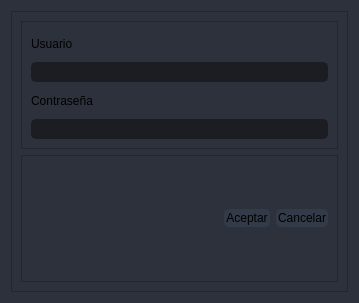
This is visuals/ui_login.ui in dariolggomez/HEATS-BOARD as Qt 5 draws it before an edit. The edited form follows.
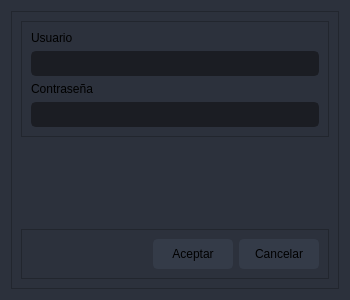
This is the edited form. Icons and pictures are not drawn.

Commit message: updated main and ui login

Patch:
```diff
--- a/visuals/ui_login.ui
+++ b/visuals/ui_login.ui
@@ -6,14 +6,20 @@
    <rect>
     <x>0</x>
     <y>0</y>
-    <width>359</width>
-    <height>303</height>
+    <width>350</width>
+    <height>300</height>
    </rect>
   </property>
   <property name="minimumSize">
    <size>
-    <width>300</width>
-    <height>250</height>
+    <width>350</width>
+    <height>300</height>
+   </size>
+  </property>
+  <property name="maximumSize">
+   <size>
+    <width>400</width>
+    <height>350</height>
    </size>
   </property>
   <property name="windowTitle">
@@ -258,6 +264,11 @@
         <layout class="QVBoxLayout" name="verticalLayout_2">
          <item>
           <widget class="QLabel" name="label_user">
+           <property name="font">
+            <font>
+             <pointsize>9</pointsize>
+            </font>
+           </property>
            <property name="text">
             <string>Usuario</string>
            </property>
@@ -265,6 +276,23 @@
          </item>
          <item>
           <widget class="QLineEdit" name="user_lineEdit">
+           <property name="minimumSize">
+            <size>
+             <width>0</width>
+             <height>25</height>
+            </size>
+           </property>
+           <property name="maximumSize">
+            <size>
+             <width>16777215</width>
+             <height>25</height>
+            </size>
+           </property>
+           <property name="font">
+            <font>
+             <pointsize>9</pointsize>
+            </font>
+           </property>
            <property name="styleSheet">
             <string notr="true">QLineEdit {
 	background-color: rgb(27, 29, 35);
@@ -283,6 +311,11 @@
          </item>
          <item>
           <widget class="QLabel" name="label_password">
+           <property name="font">
+            <font>
+             <pointsize>9</pointsize>
+            </font>
+           </property>
            <property name="text">
             <string>Contraseña</string>
            </property>
@@ -290,6 +323,23 @@
          </item>
          <item>
           <widget class="QLineEdit" name="password_lineEdit">
+           <property name="minimumSize">
+            <size>
+             <width>0</width>
+             <height>25</height>
+            </size>
+           </property>
+           <property name="maximumSize">
+            <size>
+             <width>16777215</width>
+             <height>25</height>
+            </size>
+           </property>
+           <property name="font">
+            <font>
+             <pointsize>9</pointsize>
+            </font>
+           </property>
            <property name="styleSheet">
             <string notr="true">QLineEdit {
 	background-color: rgb(27, 29, 35);
@@ -312,6 +362,19 @@
         </layout>
        </widget>
       </item>
+      <item>
+       <spacer name="verticalSpacer">
+        <property name="orientation">
+         <enum>Qt::Vertical</enum>
+        </property>
+        <property name="sizeHint" stdset="0">
+         <size>
+          <width>20</width>
+          <height>33</height>
+         </size>
+        </property>
+       </spacer>
+      </item>
       <item>
        <widget class="QFrame" name="buttons_frame">
         <property name="frameShape">
@@ -336,6 +399,23 @@
          </item>
          <item>
           <widget class="QPushButton" name="accept_button">
+           <property name="minimumSize">
+            <size>
+             <width>80</width>
+             <height>30</height>
+            </size>
+           </property>
+           <property name="maximumSize">
+            <size>
+             <width>80</width>
+             <height>30</height>
+            </size>
+           </property>
+           <property name="font">
+            <font>
+             <pointsize>9</pointsize>
+            </font>
+           </property>
            <property name="styleSheet">
             <string notr="true">QPushButton {
 	border: 2px solid rgb(52, 59, 72);
@@ -358,6 +438,23 @@
          </item>
          <item>
           <widget class="QPushButton" name="cancel_button">
+           <property name="minimumSize">
+            <size>
+             <width>80</width>
+             <height>30</height>
+            </size>
+           </property>
+           <property name="maximumSize">
+            <size>
+             <width>80</width>
+             <height>30</height>
+            </size>
+           </property>
+           <property name="font">
+            <font>
+             <pointsize>9</pointsize>
+            </font>
+           </property>
            <property name="styleSheet">
             <string notr="true">QPushButton {
 	border: 2px solid rgb(52, 59, 72);
```
Left out of the diff: 2 changed lines with no effect on the pictures. The commit also changes 2 other files.
